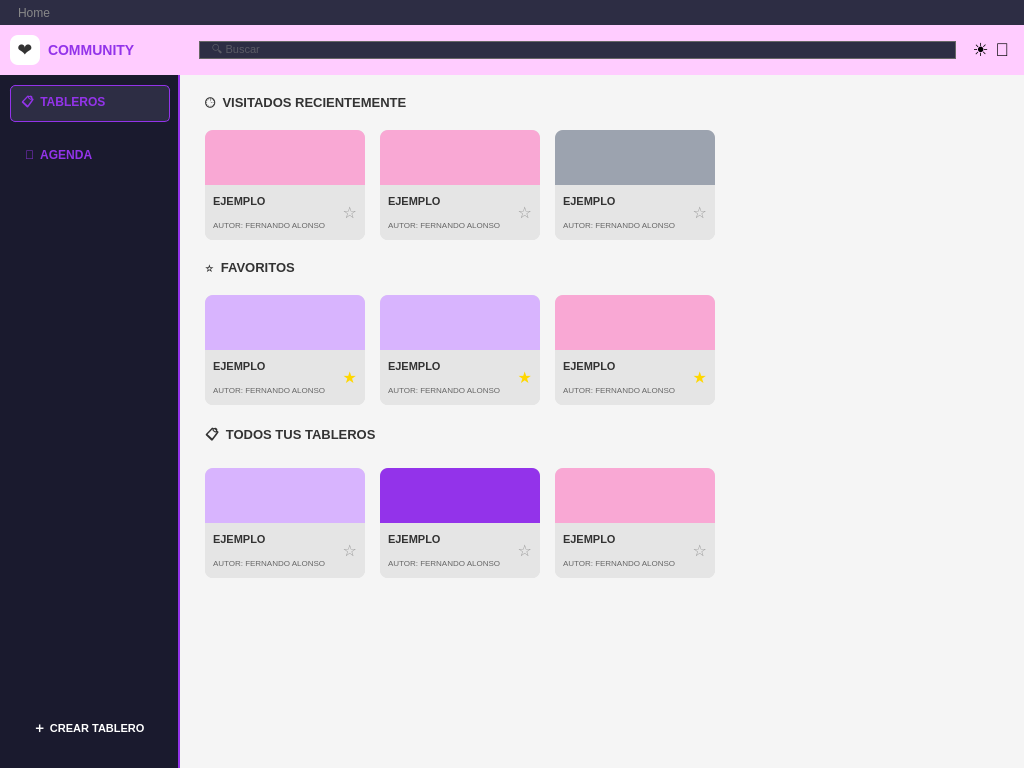
First picture: the form in interfaces/.ui/home_community.ui, repository moramirete/Community, before the edit.
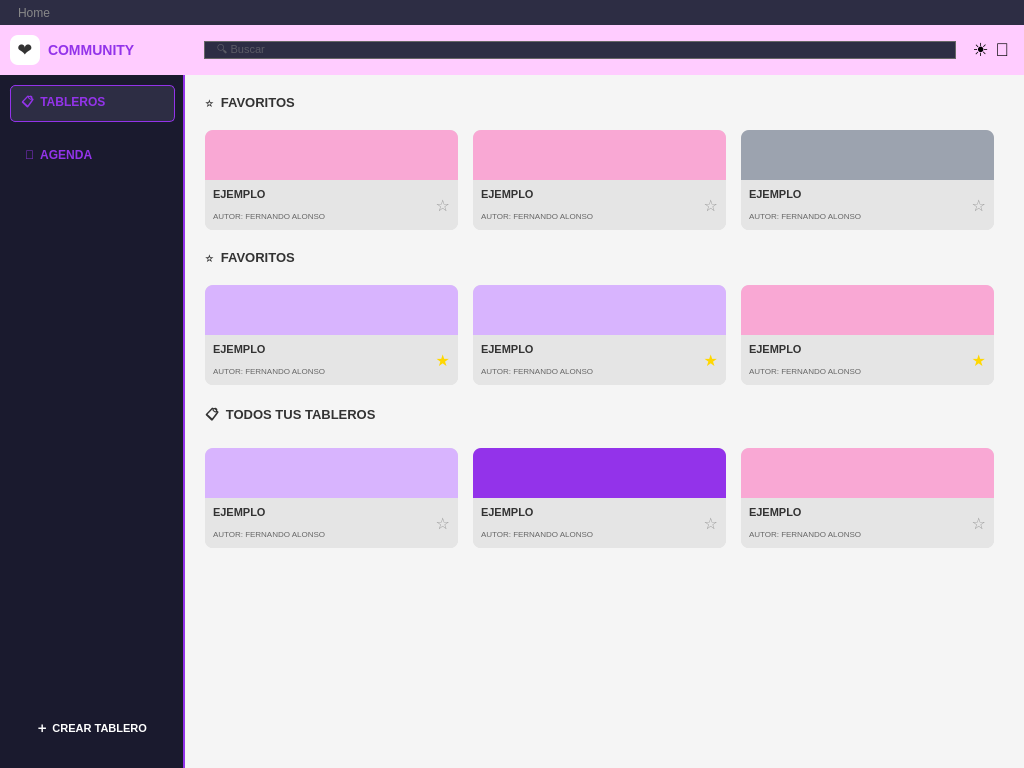
Second picture: the form after the edit.

The edit to the form file:
```diff
--- a/interfaces/.ui/home_community.ui
+++ b/interfaces/.ui/home_community.ui
@@ -10,6 +10,12 @@
     <height>768</height>
    </rect>
   </property>
+  <property name="minimumSize">
+   <size>
+    <width>600</width>
+    <height>400</height>
+   </size>
+  </property>
   <property name="windowTitle">
    <string>Community Dashboard</string>
   </property>
@@ -64,16 +70,22 @@
        <widget class="QFrame" name="frame_sidebar">
         <property name="minimumSize">
          <size>
-          <width>180</width>
+          <width>140</width>
           <height>0</height>
          </size>
         </property>
         <property name="maximumSize">
          <size>
-          <width>180</width>
+          <width>16777215</width>
           <height>16777215</height>
          </size>
         </property>
+        <property name="sizePolicy">
+         <sizepolicy hsizetype="Preferred" vsizetype="Preferred">
+          <horstretch>0</horstretch>
+          <verstretch>0</verstretch>
+         </sizepolicy>
+        </property>
         <property name="styleSheet">
          <string notr="true">QFrame#frame_sidebar {
 	background-color: #1a1a2e;
@@ -244,6 +256,12 @@
       </item>
       <item>
        <widget class="QFrame" name="frame_content">
+        <property name="sizePolicy">
+         <sizepolicy hsizetype="Expanding" vsizetype="Preferred">
+          <horstretch>1</horstretch>
+          <verstretch>0</verstretch>
+         </sizepolicy>
+        </property>
         <property name="styleSheet">
          <string notr="true">QFrame#frame_content {
 	background-color: #f5f5f5;
@@ -297,6 +315,12 @@
                 <height>28</height>
                </size>
               </property>
+              <property name="sizePolicy">
+               <sizepolicy hsizetype="Expanding" vsizetype="Fixed">
+                <horstretch>1</horstretch>
+                <verstretch>0</verstretch>
+               </sizepolicy>
+              </property>
               <property name="styleSheet">
                <string>QLineEdit {
 	border-radius: 14px;
@@ -351,14 +375,6 @@
             <bool>true</bool>
            </property>
            <widget class="QWidget" name="scrollAreaWidgetContents">
-            <property name="geometry">
-             <rect>
-              <x>0</x>
-              <y>0</y>
-              <width>842</width>
-              <height>691</height>
-             </rect>
-            </property>
             <property name="styleSheet">
              <string>background-color: #f5f5f5;</string>
             </property>
@@ -367,13 +383,13 @@
               <number>20</number>
              </property>
              <property name="leftMargin">
-              <number>25</number>
+              <number>20</number>
              </property>
              <property name="topMargin">
               <number>20</number>
              </property>
              <property name="rightMargin">
-              <number>25</number>
+              <number>20</number>
              </property>
              <item>
               <widget class="QLabel" name="lbl_visitados">
@@ -381,7 +397,7 @@
                 <string>font-size: 13px; font-weight: bold; color: #333;</string>
                </property>
                <property name="text">
-                <string>🕒  VISITADOS RECIENTEMENTE</string>
+                <string>⭐  FAVORITOS</string>
                </property>
               </widget>
              </item>
@@ -394,16 +410,22 @@
                 <widget class="QFrame" name="card_1">
                  <property name="minimumSize">
                   <size>
-                   <width>160</width>
-                   <height>110</height>
+                   <width>120</width>
+                   <height>100</height>
                   </size>
                  </property>
                  <property name="maximumSize">
                   <size>
-                   <width>180</width>
-                   <height>120</height>
+                   <width>16777215</width>
+                   <height>140</height>
                   </size>
                  </property>
+                 <property name="sizePolicy">
+                  <sizepolicy hsizetype="Expanding" vsizetype="Preferred">
+                   <horstretch>1</horstretch>
+                   <verstretch>0</verstretch>
+                  </sizepolicy>
+                 </property>
                  <property name="styleSheet">
                   <string>QFrame#card_1 { background-color: #E0E0E0; border-radius: 8px; }</string>
                  </property>
@@ -428,7 +450,7 @@
                     <property name="minimumSize">
                      <size>
                       <width>0</width>
-                      <height>55</height>
+                      <height>50</height>
                      </size>
                     </property>
                     <property name="styleSheet">
@@ -507,16 +529,22 @@
                 <widget class="QFrame" name="card_2">
                  <property name="minimumSize">
                   <size>
-                   <width>160</width>
-                   <height>110</height>
+                   <width>120</width>
+                   <height>100</height>
                   </size>
                  </property>
                  <property name="maximumSize">
                   <size>
-                   <width>180</width>
-                   <height>120</height>
+                   <width>16777215</width>
+                   <height>140</height>
                   </size>
                  </property>
+                 <property name="sizePolicy">
+                  <sizepolicy hsizetype="Expanding" vsizetype="Preferred">
+                   <horstretch>1</horstretch>
+                   <verstretch>0</verstretch>
+                  </sizepolicy>
+                 </property>
                  <property name="styleSheet">
                   <string>QFrame#card_2 { background-color: #E0E0E0; border-radius: 8px; }</string>
                  </property>
@@ -541,7 +569,7 @@
                     <property name="minimumSize">
                      <size>
                       <width>0</width>
-                      <height>55</height>
+                      <height>50</height>
                      </size>
                     </property>
                     <property name="styleSheet">
@@ -620,16 +648,22 @@
                 <widget class="QFrame" name="card_3">
                  <property name="minimumSize">
                   <size>
-                   <width>160</width>
-                   <height>110</height>
+                   <width>120</width>
+                   <height>100</height>
                   </size>
                  </property>
                  <property name="maximumSize">
                   <size>
-                   <width>180</width>
-                   <height>120</height>
+                   <width>16777215</width>
+                   <height>140</height>
                   </size>
                  </property>
+                 <property name="sizePolicy">
+                  <sizepolicy hsizetype="Expanding" vsizetype="Preferred">
+                   <horstretch>1</horstretch>
+                   <verstretch>0</verstretch>
+                  </sizepolicy>
+                 </property>
                  <property name="styleSheet">
                   <string>QFrame#card_3 { background-color: #E0E0E0; border-radius: 8px; }</string>
                  </property>
@@ -654,7 +688,7 @@
                     <property name="minimumSize">
                      <size>
                       <width>0</width>
-                      <height>55</height>
+                      <height>50</height>
                      </size>
                     </property>
                     <property name="styleSheet">
@@ -734,9 +768,12 @@
                  <property name="orientation">
                   <enum>Qt::Horizontal</enum>
                  </property>
+                 <property name="sizeType">
+                  <enum>QSizePolicy::Minimum</enum>
+                 </property>
                  <property name="sizeHint" stdset="0">
                   <size>
-                   <width>40</width>
+                   <width>10</width>
                    <height>20</height>
                   </size>
                  </property>
@@ -763,16 +800,22 @@
                 <widget class="QFrame" name="card_4">
                  <property name="minimumSize">
                   <size>
-                   <width>160</width>
-                   <height>110</height>
+                   <width>120</width>
+                   <height>100</height>
                   </size>
                  </property>
                  <property name="maximumSize">
                   <size>
-                   <width>180</width>
-                   <height>120</height>
+                   <width>16777215</width>
+                   <height>140</height>
                   </size>
                  </property>
+                 <property name="sizePolicy">
+                  <sizepolicy hsizetype="Expanding" vsizetype="Preferred">
+                   <horstretch>1</horstretch>
+                   <verstretch>0</verstretch>
+                  </sizepolicy>
+                 </property>
                  <property name="styleSheet">
                   <string>QFrame#card_4 { background-color: #E0E0E0; border-radius: 8px; }</string>
                  </property>
@@ -797,7 +840,7 @@
                     <property name="minimumSize">
                      <size>
                       <width>0</width>
-                      <height>55</height>
+                      <height>50</height>
                      </size>
                     </property>
                     <property name="styleSheet">
@@ -876,16 +919,22 @@
                 <widget class="QFrame" name="card_5">
                  <property name="minimumSize">
                   <size>
-                   <width>160</width>
-                   <height>110</height>
+                   <width>120</width>
+                   <height>100</height>
                   </size>
                  </property>
                  <property name="maximumSize">
                   <size>
-                   <width>180</width>
-                   <height>120</height>
+                   <width>16777215</width>
+                   <height>140</height>
                   </size>
                  </property>
+                 <property name="sizePolicy">
+                  <sizepolicy hsizetype="Expanding" vsizetype="Preferred">
+                   <horstretch>1</horstretch>
+                   <verstretch>0</verstretch>
+                  </sizepolicy>
+                 </property>
                  <property name="styleSheet">
                   <string>QFrame#card_5 { background-color: #E0E0E0; border-radius: 8px; }</string>
                  </property>
@@ -910,7 +959,7 @@
                     <property name="minimumSize">
                      <size>
                       <width>0</width>
-                      <height>55</height>
+                      <height>50</height>
                      </size>
                     </property>
                     <property name="styleSheet">
@@ -989,16 +1038,22 @@
                 <widget class="QFrame" name="card_6">
                  <property name="minimumSize">
                   <size>
-                   <width>160</width>
-                   <height>110</height>
+                   <width>120</width>
+                   <height>100</height>
                   </size>
                  </property>
                  <property name="maximumSize">
                   <size>
-                   <width>180</width>
-                   <height>120</height>
+                   <width>16777215</width>
+                   <height>140</height>
                   </size>
                  </property>
+                 <property name="sizePolicy">
+                  <sizepolicy hsizetype="Expanding" vsizetype="Preferred">
+                   <horstretch>1</horstretch>
+                   <verstretch>0</verstretch>
+                  </sizepolicy>
+                 </property>
                  <property name="styleSheet">
                   <string>QFrame#card_6 { background-color: #E0E0E0; border-radius: 8px; }</string>
                  </property>
@@ -1023,7 +1078,7 @@
                     <property name="minimumSize">
                      <size>
                       <width>0</width>
-                      <height>55</height>
+                      <height>50</height>
                      </size>
                     </property>
                     <property name="styleSheet">
@@ -1103,9 +1158,12 @@
                  <property name="orientation">
                   <enum>Qt::Horizontal</enum>
                  </property>
+                 <property name="sizeType">
+                  <enum>QSizePolicy::Minimum</enum>
+                 </property>
                  <property name="sizeHint" stdset="0">
                   <size>
-                   <width>40</width>
+                   <width>10</width>
                    <height>20</height>
                   </size>
                  </property>
@@ -1132,16 +1190,22 @@
                 <widget class="QFrame" name="card_7">
                  <property name="minimumSize">
                   <size>
-                   <width>160</width>
-                   <height>110</height>
+                   <width>120</width>
+                   <height>100</height>
                   </size>
                  </property>
                  <property name="maximumSize">
                   <size>
-                   <width>180</width>
-                   <height>120</height>
+                   <width>16777215</width>
+                   <height>140</height>
                   </size>
                  </property>
+                 <property name="sizePolicy">
+                  <sizepolicy hsizetype="Expanding" vsizetype="Preferred">
+                   <horstretch>1</horstretch>
+                   <verstretch>0</verstretch>
+                  </sizepolicy>
+                 </property>
                  <property name="styleSheet">
                   <string>QFrame#card_7 { background-color: #E0E0E0; border-radius: 8px; }</string>
                  </property>
@@ -1166,7 +1230,7 @@
                     <property name="minimumSize">
                      <size>
                       <width>0</width>
-                      <height>55</height>
+                      <height>50</height>
                      </size>
                     </property>
                     <property name="styleSheet">
@@ -1245,16 +1309,22 @@
                 <widget class="QFrame" name="card_8">
                  <property name="minimumSize">
                   <size>
-                   <width>160</width>
-                   <height>110</height>
+                   <width>120</width>
+                   <height>100</height>
                   </size>
                  </property>
                  <property name="maximumSize">
                   <size>
-                   <width>180</width>
-                   <height>120</height>
+                   <width>16777215</width>
+                   <height>140</height>
                   </size>
                  </property>
+                 <property name="sizePolicy">
+                  <sizepolicy hsizetype="Expanding" vsizetype="Preferred">
+                   <horstretch>1</horstretch>
+                   <verstretch>0</verstretch>
+                  </sizepolicy>
+                 </property>
                  <property name="styleSheet">
                   <string>QFrame#card_8 { background-color: #E0E0E0; border-radius: 8px; }</string>
                  </property>
@@ -1279,7 +1349,7 @@
                     <property name="minimumSize">
                      <size>
                       <width>0</width>
-                      <height>55</height>
+                      <height>50</height>
                      </size>
                     </property>
                     <property name="styleSheet">
@@ -1358,16 +1428,22 @@
                 <widget class="QFrame" name="card_9">
                  <property name="minimumSize">
                   <size>
-                   <width>160</width>
-                   <height>110</height>
+                   <width>120</width>
+                   <height>100</height>
                   </size>
                  </property>
                  <property name="maximumSize">
                   <size>
-                   <width>180</width>
-                   <height>120</height>
+                   <width>16777215</width>
+                   <height>140</height>
                   </size>
                  </property>
+                 <property name="sizePolicy">
+                  <sizepolicy hsizetype="Expanding" vsizetype="Preferred">
+                   <horstretch>1</horstretch>
+                   <verstretch>0</verstretch>
+                  </sizepolicy>
+                 </property>
                  <property name="styleSheet">
                   <string>QFrame#card_9 { background-color: #E0E0E0; border-radius: 8px; }</string>
                  </property>
@@ -1392,7 +1468,7 @@
                     <property name="minimumSize">
                      <size>
                       <width>0</width>
-                      <height>55</height>
+                      <height>50</height>
                      </size>
                     </property>
                     <property name="styleSheet">
@@ -1472,9 +1548,12 @@
                  <property name="orientation">
                   <enum>Qt::Horizontal</enum>
                  </property>
+                 <property name="sizeType">
+                  <enum>QSizePolicy::Minimum</enum>
+                 </property>
                  <property name="sizeHint" stdset="0">
                   <size>
-                   <width>40</width>
+                   <width>10</width>
                    <height>20</height>
                   </size>
                  </property>
```
Left out of the diff: 2 changed lines with no effect on the pictures.
